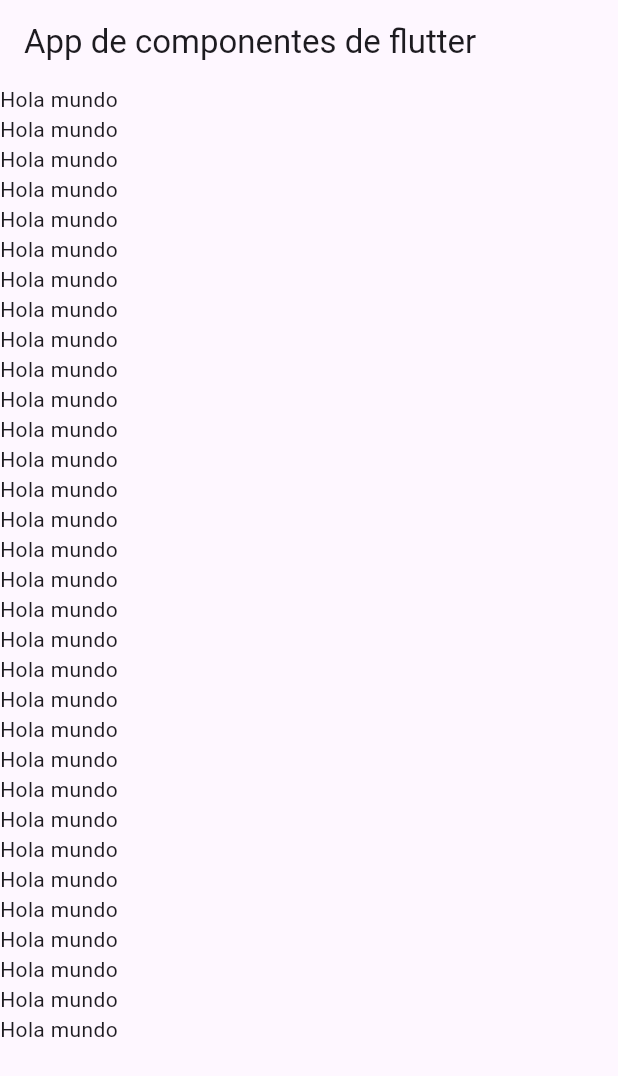
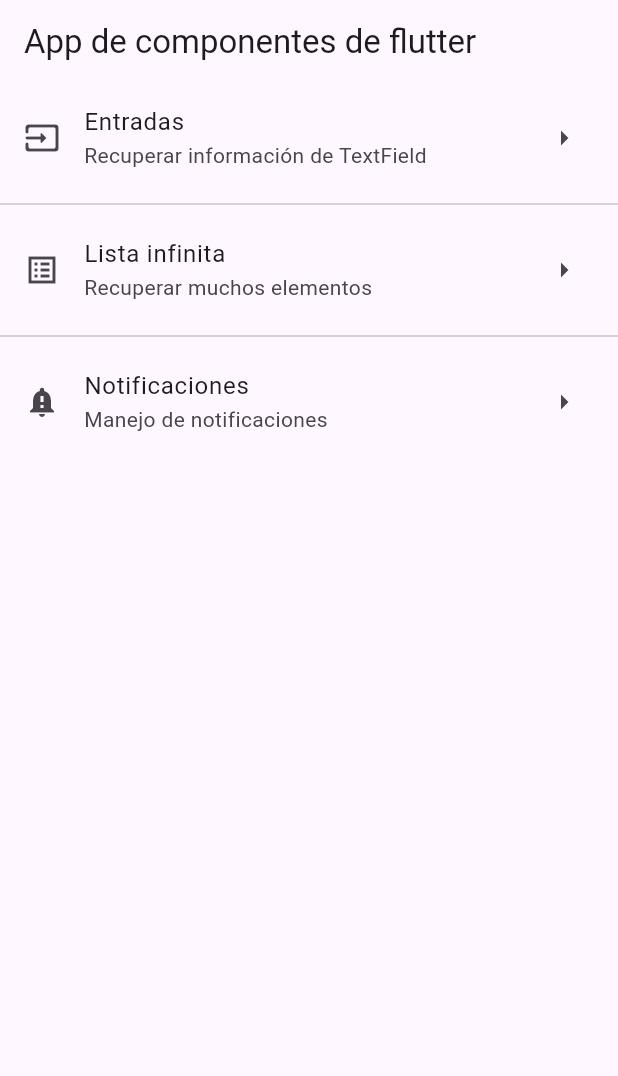
Before and after one commit to gnievap/componentes_flutter5a, a Flutter app: the screen it shows after launch, on a phone screen of 412 x 824 dp. Shown: the top 1076 px of the screen. Run offline on Flutter 3.47's test engine with Material 3 defaults, Android fonts, the phone set to English and light mode, and no system bars.

Commit message:
Inserting ListTile in the ListView

```diff
--- a/lib/home_screen.dart
+++ b/lib/home_screen.dart
@@ -10,39 +10,27 @@
         title: const Text('App de componentes de flutter'),
       ),
       body: ListView(
-        children: const [
-          Text('Hola mundo'),
-          Text('Hola mundo'),
-          Text('Hola mundo'),
-          Text('Hola mundo'),
-          Text('Hola mundo'),
-          Text('Hola mundo'),
-          Text('Hola mundo'),
-          Text('Hola mundo'),
-          Text('Hola mundo'),
-          Text('Hola mundo'),
-          Text('Hola mundo'),
-          Text('Hola mundo'),
-          Text('Hola mundo'),
-          Text('Hola mundo'),
-          Text('Hola mundo'),
-          Text('Hola mundo'),
-          Text('Hola mundo'),
-          Text('Hola mundo'),
-          Text('Hola mundo'),
-          Text('Hola mundo'),
-          Text('Hola mundo'),
-          Text('Hola mundo'),
-          Text('Hola mundo'),
-          Text('Hola mundo'),
-          Text('Hola mundo'),
-          Text('Hola mundo'),
-          Text('Hola mundo'),
-          Text('Hola mundo'),
-          Text('Hola mundo'),
-          Text('Hola mundo'),
-          Text('Hola mundo'),
-          Text('Hola mundo'),
+        children: const <Widget>[
+          ListTile(
+            title: Text('Entradas'),
+            subtitle: Text('Recuperar información de TextField'),
+            leading: Icon(Icons.input_rounded),
+            trailing: Icon(Icons.arrow_right_outlined),
+          ),
+          Divider(),
+          ListTile(
+            title: Text('Lista infinita'),
+            subtitle: Text('Recuperar muchos elementos'),
+            leading: Icon(Icons.list_alt_sharp),
+            trailing: Icon(Icons.arrow_right_outlined),
+          ),
+          Divider(),
+          ListTile(
+            title: Text('Notificaciones'),
+            subtitle: Text('Manejo de notificaciones'),
+            leading: Icon(Icons.notification_important),
+            trailing: Icon(Icons.arrow_right_outlined),
+          )
         ],
       ),
     );
```
